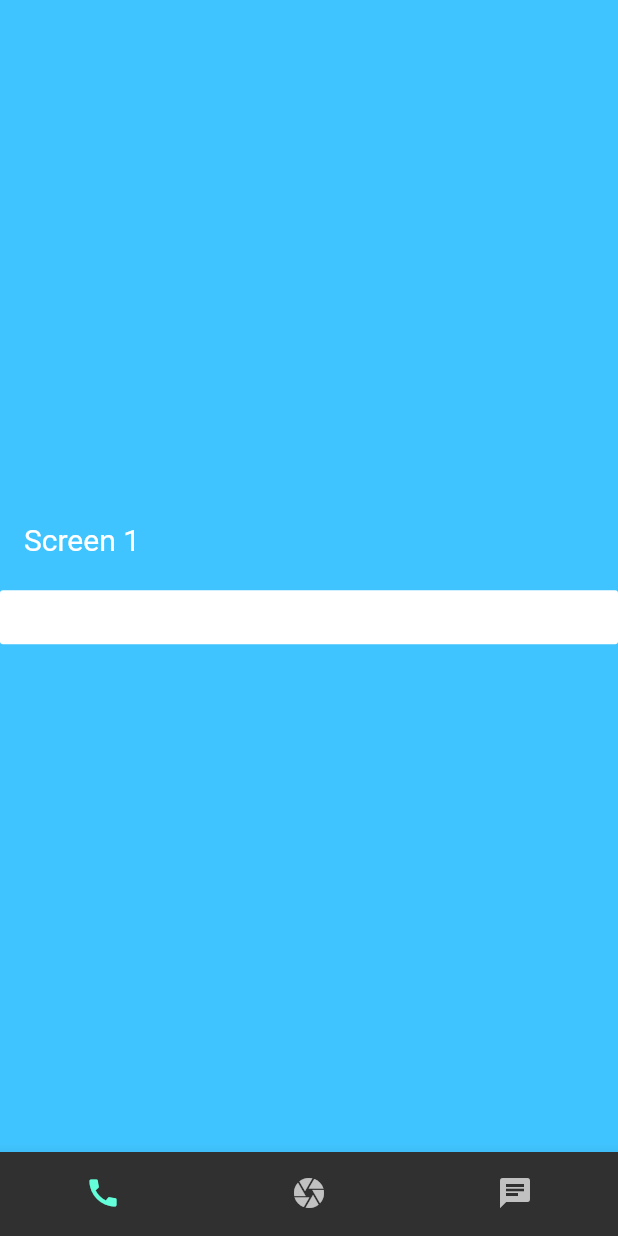
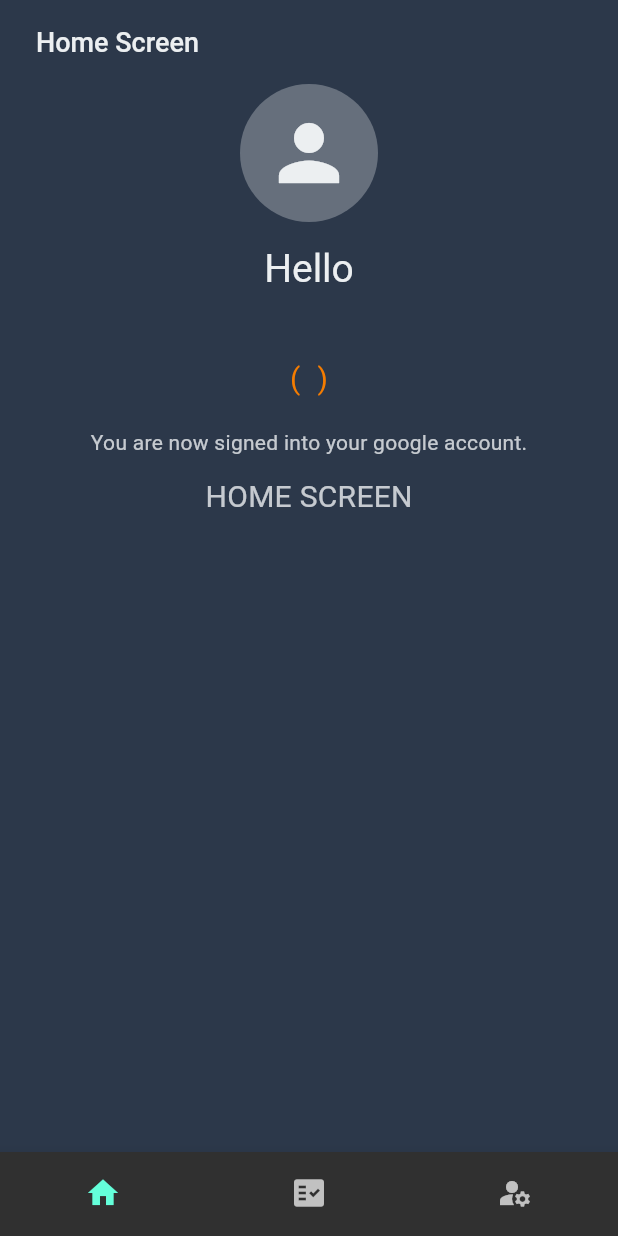
Before and after one commit to Mcd123651/flutter_template, a Flutter app: the MainScreen screen opened directly with empty values, on a phone screen of 412 x 824 dp. Run offline on Flutter 3.47's test engine with Material 2 defaults, Android fonts, the phone set to English and light mode, and no system bars; our stand-ins replace firebase_auth, firebase_core, google_sign_in; accounts and stored records are empty.

Commit message:
Screen Fix

```diff
--- a/lib/screens/calendar.dart
+++ /dev/null
@@ -1,23 +0,0 @@
-// ignore_for_file: use_key_in_widget_constructors
-
-import 'package:flutter/material.dart';
-import 'package:flutter_template/screens/screen2.dart';
-
-class CalendarPage extends StatelessWidget {
-  @override
-  Widget build(BuildContext context) {
-    return Container(
-      color: Colors.red,
-      child: Center(
-        child: FlatButton(
-          onPressed: () {
-            Navigator.push(
-                context, MaterialPageRoute(builder: (context) => Screen2()));
-          },
-          child: Text('Go to next screen'),
-          color: Colors.white,
-        ),
-      ),
-    );
-  }
-}
--- /dev/null
+++ b/lib/screens/home_screen.dart
@@ -0,0 +1,133 @@
+// ignore_for_file: library_private_types_in_public_api, prefer_const_constructors, use_build_context_synchronously
+
+import 'package:firebase_auth/firebase_auth.dart';
+import 'package:flutter/material.dart';
+import 'package:flutter_template/res/custom_colors.dart';
+
+class HomePage extends StatefulWidget {
+  const HomePage({Key? key, required User user})
+      : _user = user,
+        super(key: key);
+
+  final User _user;
+
+  @override
+  _UserHomePageState createState() => _UserHomePageState();
+}
+
+class _UserHomePageState extends State<HomePage> {
+  late User _user;
+
+  @override
+  void initState() {
+    _user = widget._user;
+
+    super.initState();
+  }
+
+  @override
+  Widget build(BuildContext context) {
+    return Scaffold(
+      backgroundColor: CustomColors.firebaseNavy,
+      appBar: AppBar(
+        elevation: 0,
+        backgroundColor: CustomColors.firebaseNavy,
+        title: Row(
+          crossAxisAlignment: CrossAxisAlignment.start,
+          mainAxisSize: MainAxisSize.min,
+          children: [
+            SizedBox(width: 8),
+            Text(
+              'Home Screen',
+              style: TextStyle(
+                color: CustomColors.firebaseGrey,
+                fontSize: 18,
+              ),
+            ),
+          ],
+        ),
+      ),
+      body: SafeArea(
+        child: Padding(
+          padding: const EdgeInsets.only(
+            left: 16.0,
+            right: 16.0,
+            bottom: 20.0,
+          ),
+          child: Column(
+            mainAxisAlignment: MainAxisAlignment.start,
+            children: [
+              Row(),
+              _user.photoURL != null
+                  ? ClipOval(
+                      child: Material(
+                        color: CustomColors.firebaseGrey.withOpacity(0.3),
+                        child: Image.network(
+                          _user.photoURL!,
+                          fit: BoxFit.fitHeight,
+                        ),
+                      ),
+                    )
+                  : ClipOval(
+                      child: Material(
+                        color: CustomColors.firebaseGrey.withOpacity(0.3),
+                        child: Padding(
+                          padding: const EdgeInsets.all(16.0),
+                          child: Icon(
+                            Icons.person,
+                            size: 60,
+                            color: CustomColors.firebaseGrey,
+                          ),
+                        ),
+                      ),
+                    ),
+              SizedBox(height: 16.0),
+              Text(
+                'Hello',
+                style: TextStyle(
+                  color: CustomColors.firebaseGrey,
+                  fontSize: 26,
+                ),
+              ),
+              SizedBox(height: 8.0),
+              Text(
+                _user.displayName!,
+                style: TextStyle(
+                  color: CustomColors.firebaseYellow,
+                  fontSize: 26,
+                ),
+              ),
+              SizedBox(height: 8.0),
+              Text(
+                '( ${_user.email!} )',
+                style: TextStyle(
+                  color: CustomColors.firebaseOrange,
+                  fontSize: 20,
+                  letterSpacing: 0.5,
+                ),
+              ),
+              SizedBox(height: 24.0),
+              Text(
+                'You are now signed into your google account.',
+                style: TextStyle(
+                    color: CustomColors.firebaseGrey.withOpacity(0.8),
+                    fontSize: 14,
+                    letterSpacing: 0.2),
+              ),
+              SizedBox(height: 16.0),
+              Text(
+                'HOME SCREEN',
+                style: TextStyle(
+                    color: CustomColors.firebaseGrey.withOpacity(0.8),
+                    fontSize: 20,
+                    letterSpacing: 0.2),
+              ),
+              SizedBox(height: 16.0),
+            ],
+          ),
+        ),
+      ),
+      //  bottomNavigationBar: BottomNavBar(),
+    );
+  }
+}
--- a/lib/screens/homescreen.dart
+++ /dev/null
@@ -1,34 +0,0 @@
-// ignore_for_file: use_key_in_widget_constructors
-
-import 'package:flutter/material.dart';
-import 'package:flutter_template/screens/screen2.dart';
-
-class HomePage extends StatelessWidget {
-  @override
-  Widget build(BuildContext context) {
-    return Container(
-      color: Colors.lightBlueAccent,
-      child: Column(
-        mainAxisAlignment: MainAxisAlignment.center,
-        crossAxisAlignment: CrossAxisAlignment.stretch,
-        children: <Widget>[
-          Container(
-            child: Text(
-              'Screen 1',
-              style: TextStyle(color: Colors.white, fontSize: 20),
-            ),
-            margin: EdgeInsets.all(16),
-          ),
-          FlatButton(
-            onPressed: () {
-              Navigator.push(
-                  context, MaterialPageRoute(builder: (context) => Screen2()));
-            },
-            child: Text('Go to next screen'),
-            color: Colors.white,
-          ),
-        ],
-      ),
-    );
-  }
-}
--- a/lib/screens/screen2.dart
+++ /dev/null
@@ -1,34 +0,0 @@
-// ignore_for_file: use_key_in_widget_constructors
-
-import 'package:flutter/material.dart';
-
-class Screen2 extends StatelessWidget {
-  @override
-  Widget build(BuildContext context) {
-    return Scaffold(
-      body: Container(
-        color: Colors.lightBlueAccent,
-        alignment: Alignment.center,
-        child: Column(
-          mainAxisAlignment: MainAxisAlignment.center,
-          children: <Widget>[
-            Container(
-              child: Text(
-                'Screen 2',
-                style: TextStyle(color: Colors.white, fontSize: 20),
-              ),
-              margin: EdgeInsets.all(16),
-            ),
-            FlatButton(
-              onPressed: () {
-                Navigator.pop(context);
-              },
-              child: Text('Go back'),
-              color: Colors.white,
-            ),
-          ],
-        ),
-      ),
-    );
-  }
-}
--- a/lib/utils/authentication.dart
+++ b/lib/utils/authentication.dart
@@ -3,8 +3,7 @@
 import 'package:firebase_auth/firebase_auth.dart';
 import 'package:firebase_core/firebase_core.dart';
 import 'package:flutter/material.dart';
-import 'package:flutter_template/screens/user_info_screen.dart';
-import 'package:flutter_template/screens/mainscreen.dart';
+import 'package:flutter_template/widgets/router.dart';
 import 'package:google_sign_in/google_sign_in.dart';
 import 'package:flutter/foundation.dart' show kIsWeb;
 
--- a/lib/widgets/google_sign_in_button.dart
+++ b/lib/widgets/google_sign_in_button.dart
@@ -2,9 +2,8 @@
 
 import 'package:firebase_auth/firebase_auth.dart';
 import 'package:flutter/material.dart';
-import 'package:flutter_template/screens/user_info_screen.dart';
+import 'package:flutter_template/widgets/router.dart';
 import 'package:flutter_template/utils/authentication.dart';
-import 'package:flutter_template/screens/mainscreen.dart';
 
 class GoogleSignInButton extends StatefulWidget {
   @override
--- a/lib/screens/mainscreen.dart
+++ b/lib/widgets/router.dart
@@ -2,8 +2,8 @@
 
 import 'package:firebase_auth/firebase_auth.dart';
 import 'package:flutter/material.dart';
-import 'package:flutter_template/screens/homescreen.dart';
-import 'package:flutter_template/screens/calendar.dart';
+import 'package:flutter_template/screens/home_screen.dart';
+import 'package:flutter_template/screens/screen_2.dart';
 import 'package:flutter_template/screens/user_info_screen.dart';
 
 class MainScreen extends StatefulWidget {
@@ -26,7 +26,11 @@ class _MainScreenState extends State<MainScreen> {
   void initState() {
     super.initState();
     _user = widget._user;
-    _pageRoutes = [HomePage(), CalendarPage(), UserInfoScreen(user: _user)];
+    _pageRoutes = [
+      HomePage(user: _user),
+      Screen2(user: _user),
+      UserInfoScreen(user: _user)
+    ];
   }
 
   @override
@@ -39,16 +43,16 @@ class _MainScreenState extends State<MainScreen> {
         showUnselectedLabels: false,
         items: const <BottomNavigationBarItem>[
           BottomNavigationBarItem(
-            icon: Icon(Icons.call),
-            label: 'Calls',
+            icon: Icon(Icons.home),
+            label: 'home',
           ),
           BottomNavigationBarItem(
-            icon: Icon(Icons.camera),
-            label: 'Camera',
+            icon: Icon(Icons.fact_check),
+            label: 'fact_check',
           ),
           BottomNavigationBarItem(
-            icon: Icon(Icons.chat),
-            label: 'Chats',
+            icon: Icon(Icons.manage_accounts),
+            label: 'manage_accounts',
           ),
         ],
         onTap: (index) {
```
